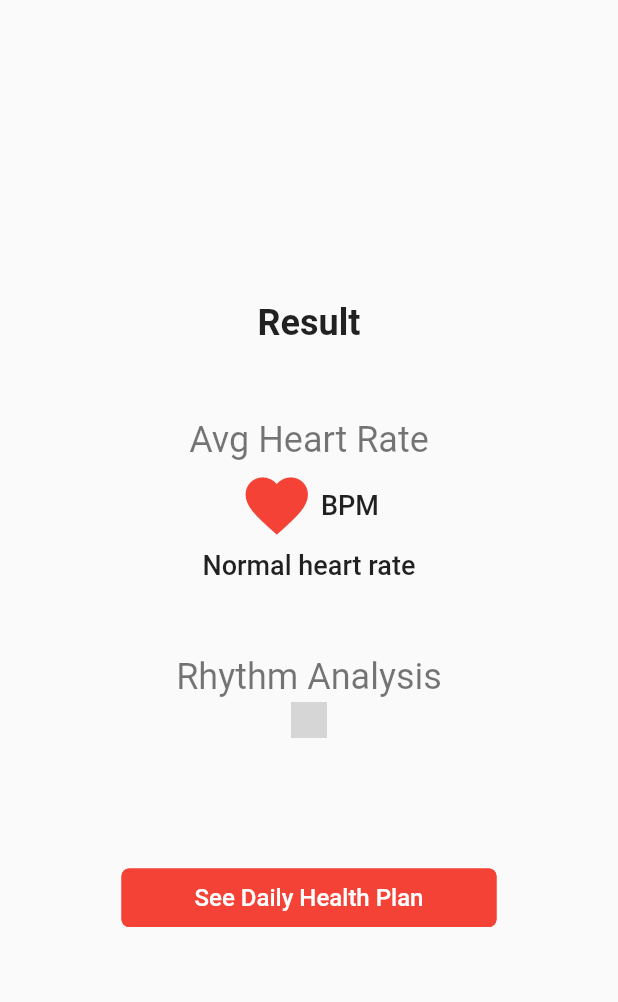
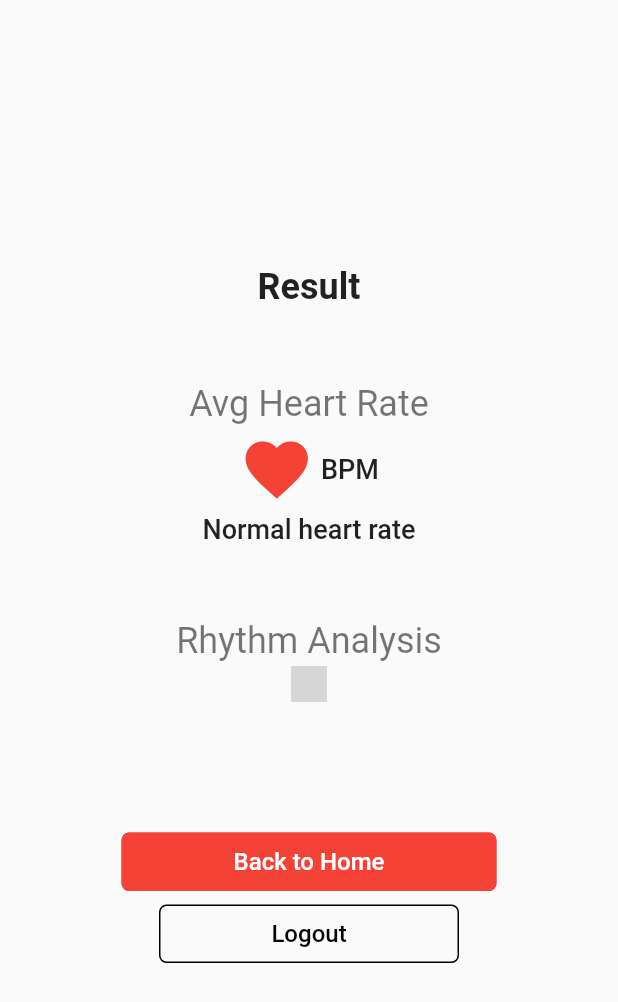
Before and after one commit to nathasyae/heartrate, a Flutter app: the Result screen opened directly with empty values, on a phone screen of 412 x 824 dp. Shown: the top 1002 px of the screen. Run offline on Flutter 3.47's test engine with Material 2 defaults, Android fonts, the phone set to English and light mode, and no system bars; our stand-ins replace camera, charts_flutter, cloud_firestore, firebase_auth, firebase_core, fluttertoast and 2 more; accounts and stored records are empty; grey boxes are pictures that could not be loaded.

Commit message:
register login done

```diff
--- a/lib/main.dart
+++ b/lib/main.dart
@@ -2,6 +2,7 @@ import 'package:firebase_auth/firebase_auth.dart';
 import 'package:flutter/material.dart';
 import 'package:heartrate/pages/checkHeartRate.dart';
 import 'package:heartrate/pages/dailyroutines.dart';
+import 'package:heartrate/pages/login.dart';
 import 'package:heartrate/pages/measuring.dart';
 import 'package:heartrate/pages/programs.dart';
 import 'package:heartrate/pages/register.dart';
@@ -23,7 +24,7 @@ class MyApp extends StatelessWidget {
   @override
   Widget build(BuildContext context) {
     return MaterialApp(
-      title: 'PPG',
+      title: 'CardiWatch',
       // theme: mainTheme,
       theme: ThemeData(
         backgroundColor: const Color(0xF4F4F4),
@@ -35,7 +36,7 @@ class MyApp extends StatelessWidget {
           bodyText2: TextStyle(fontSize: 16.0),
         ),
       ),
-      home: Register(),
+      home: Login(),
     );
   }
 }
--- a/lib/pages/profile.dart
+++ b/lib/pages/profile.dart
@@ -20,6 +20,7 @@ class _ProfileState extends State<Profile> {
   String stringDateTime = '';
   String email = 'Loading..';
   String uid;
+  String msg='';
 
   @override
   void initState() {
@@ -84,13 +85,14 @@ class _ProfileState extends State<Profile> {
                   color: Colors.grey,
                 ),
                 SizedBox(height:10),
+                Text(msg),
                 isLoading ?
                     new CircularProgressIndicator() :
                 StreamBuilder(
                   stream: Firestore.instance.collection("log").where('uiduser', isEqualTo: uid).snapshots(),
                   builder: (context, snapshot){
                     if(!snapshot.hasData){
-                      return Text('No record yet.');
+                      return CircularProgressIndicator();
                     } else{
                       List<DocumentSnapshot> items = snapshot.data.documents;
                       return new ListView.builder(
--- a/lib/pages/register.dart
+++ b/lib/pages/register.dart
@@ -82,6 +82,7 @@ class _RegisterState extends State<Register> {
                     final newuser =
                     await _auth.createUserWithEmailAndPassword(
                         email: email, password: password);
+                    print('inilah ' + newuser.user.email);
                     if (newuser != null) {
                       Navigator.push(
                         context,
@@ -92,7 +93,9 @@ class _RegisterState extends State<Register> {
                         showProgress = false;
                       });
                     }
-                  } catch (e) {}
+                  } catch (e) {
+                    print('error register ' + e);
+                  }
                 },
                 child: Text(
                   "Register",
--- a/lib/pages/result.dart
+++ b/lib/pages/result.dart
@@ -3,6 +3,7 @@ import 'package:flutter/material.dart';
 import 'package:cloud_firestore/cloud_firestore.dart';
 import 'package:flutter/material.dart';
 
+import '../BottomNavPage.dart';
 import 'dailyroutines.dart';
 
 final Firestore _db = Firestore.instance;
@@ -102,11 +103,36 @@ class ResultView extends State<Result> {
                       );
                     },
                     child: Text(
-                      "See Daily Health Plan",
+                      "Back to Home",
                       style: TextStyle(fontSize: 16.0),
                     ),
                   ),
-                                    // Button(title: "See Full Report", onPressed: doNothing(), isPrimary: false)
+                  FlatButton(
+                    minWidth: 200,
+                    // color: Colors.red,
+                    color: Theme.of(context).backgroundColor,
+                    textColor: Colors.black,
+                    // textColor: Colors.white,
+                    disabledColor: Colors.grey,
+                    disabledTextColor: Colors.black,
+                    padding: EdgeInsets.all(10.0),
+                    // splashColor: secondaryRed,
+                    shape: RoundedRectangleBorder(
+                      borderRadius: BorderRadius.circular(5.0),
+                      side: BorderSide(color: Colors.black),
+                      // side: BorderSide(color: Colors.red)
+                    ),
+                    onPressed: () {
+                      Navigator.push(
+                        context,
+                        MaterialPageRoute(builder: (context) => BottomNavPage())
+                    );
+                    },
+                    child: Text(
+                      "Logout",
+                      style: TextStyle(fontSize: 16.0),
+                    ),
+                  ),// Button(title: "See Full Report", onPressed: doNothing(), isPrimary: false)
                 ]
             )
         )
```
Also changed, not shown: lib/BottomNavPage.dart (+9 -0 lines), pubspec.lock.
